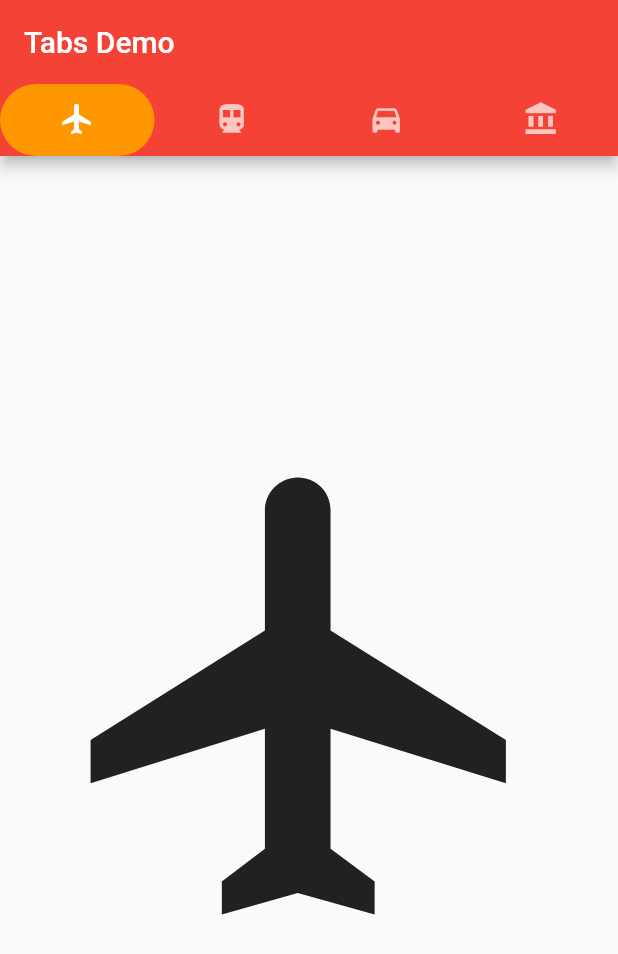
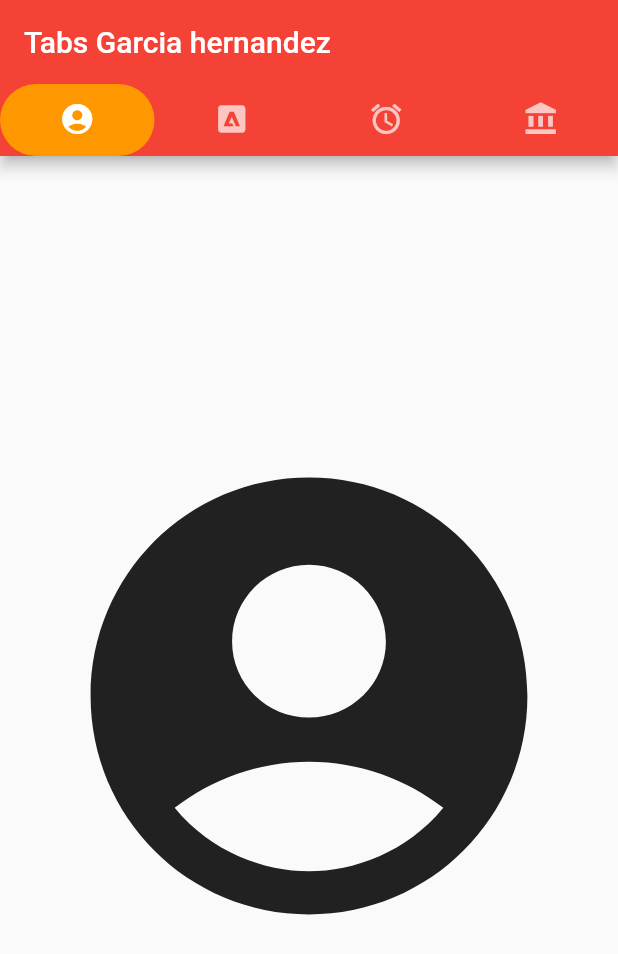
Before and after one commit to EduardoGarcia07/tabbar-5j, a Flutter app: the screen it shows after launch, on a phone screen of 412 x 824 dp. Shown: the top 954 px of the screen. Run offline on Flutter 3.47's test engine with Material 2 defaults, Android fonts, the phone set to English and light mode, and no system bars.

Commit message:
tabbarv3

```diff
--- a/lib/main.dart
+++ b/lib/main.dart
@@ -37,19 +37,19 @@ class _MyHomePageState extends State<MyHomePage> {
                 borderRadius: BorderRadius.circular(50), // Creates border
                 color: Colors.orange), //Change background color from here
             tabs: [
-              Tab(icon: Icon(Icons.flight)),
-              Tab(icon: Icon(Icons.directions_transit)),
-              Tab(icon: Icon(Icons.directions_car)),
+              Tab(icon: Icon(Icons.account_circle)),
+              Tab(icon: Icon(Icons.adobe_outlined)),
+              Tab(icon: Icon(Icons.access_alarm)),
               Tab(icon: Icon(Icons.account_balance)),
             ],
           ),
-          title: Text('Tabs Demo'),
+          title: Text('Tabs Garcia hernandez'),
         ),
         body: TabBarView(
           children: [
-            Icon(Icons.flight, size: 350),
-            Icon(Icons.directions_transit, size: 350),
-            Icon(Icons.directions_car, size: 350),
+            Icon(Icons.account_circle, size: 350),
+            Icon(Icons.adobe_outlined, size: 350),
+            Icon(Icons.access_alarm, size: 350),
             Icon(Icons.account_balance, size: 350),
           ],
         ),
```
